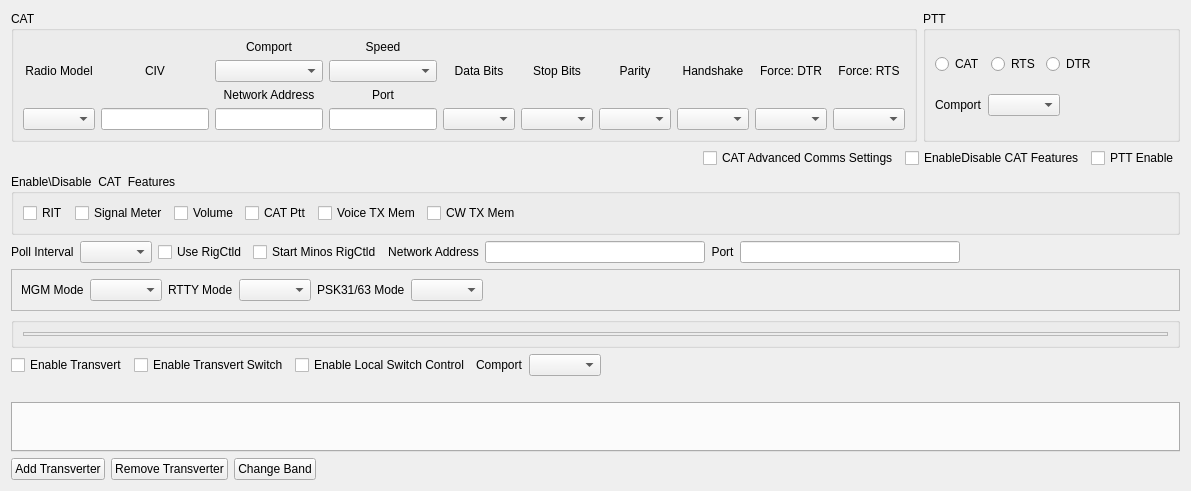
First picture: the form in mqt/MqtRigControl/rigsetupform.ui, repository Rsclub22/Minos2-Mirror, before the edit.
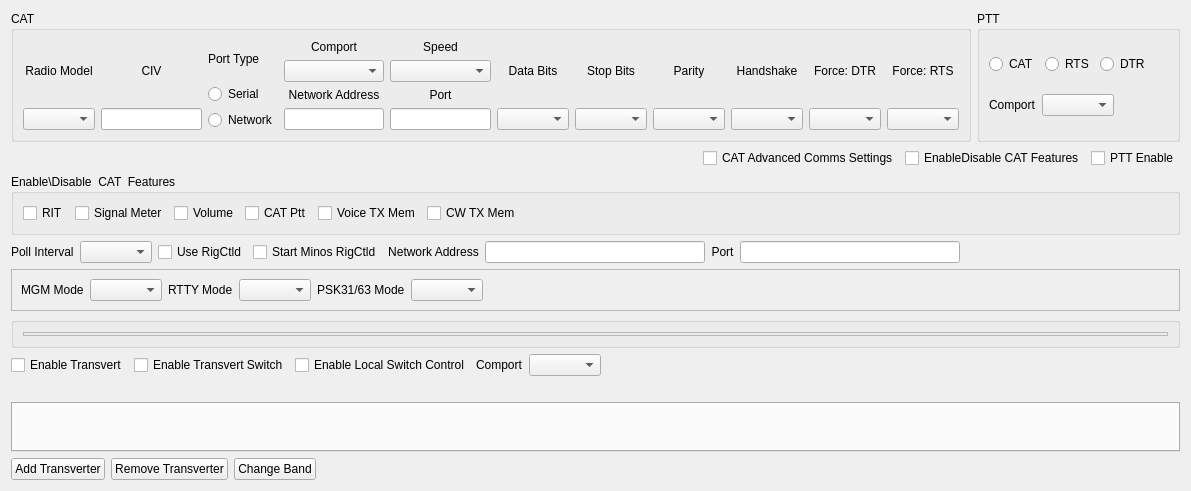
Second picture: the form after the edit. Custom widgets are drawn as their Qt base class.

Commit message: change rigcontrol to allow selection of serial or network comms

Diff of the .ui file:
```diff
--- a/mqt/MqtRigControl/rigsetupform.ui
+++ b/mqt/MqtRigControl/rigsetupform.ui
@@ -13,7 +13,7 @@
   <property name="windowTitle">
    <string/>
   </property>
-  <layout class="QVBoxLayout" name="verticalLayout_8">
+  <layout class="QVBoxLayout" name="verticalLayout_10">
    <item>
     <layout class="QVBoxLayout" name="verticalLayout_5">
      <item>
@@ -62,6 +62,31 @@
             </item>
            </layout>
           </item>
+          <item>
+           <layout class="QVBoxLayout" name="verticalLayout_8">
+            <item>
+             <widget class="QLabel" name="label_5">
+              <property name="text">
+               <string>Port Type</string>
+              </property>
+             </widget>
+            </item>
+            <item>
+             <widget class="QRadioButton" name="portTypeSerialRadioButton">
+              <property name="text">
+               <string>Serial</string>
+              </property>
+             </widget>
+            </item>
+            <item>
+             <widget class="QRadioButton" name="portTypeNetworkRadioButton">
+              <property name="text">
+               <string>Network</string>
+              </property>
+             </widget>
+            </item>
+           </layout>
+          </item>
           <item>
            <layout class="QVBoxLayout" name="verticalLayout_20">
             <item>
```
The commit also changes 6 other files.
